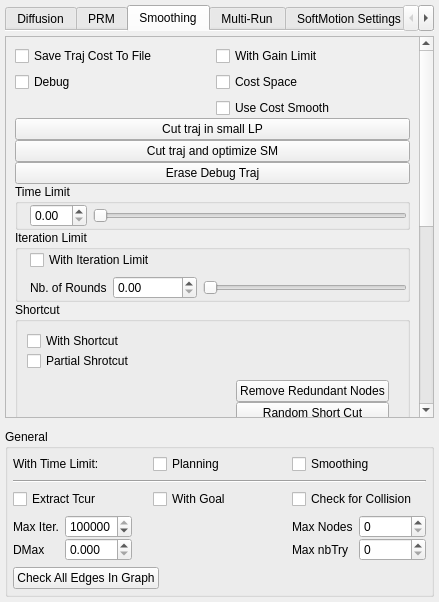
jmainpri/move3d-studio, file src/move3d-qt-gui-libs/src/qtMainInterface/sideWidgets/qtMotionPlanner.ui: the form before one commit.
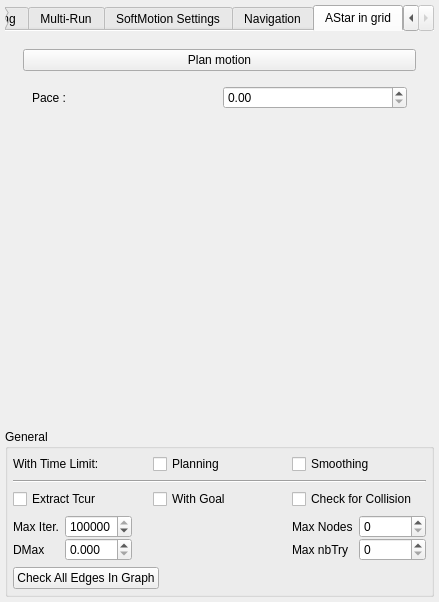
The form after the commit.

Commit message: Add a widget for the AStar planner

The edit to the form file:
```diff
--- a/src/move3d-qt-gui-libs/src/qtMainInterface/sideWidgets/qtMotionPlanner.ui
+++ b/src/move3d-qt-gui-libs/src/qtMainInterface/sideWidgets/qtMotionPlanner.ui
@@ -13,11 +13,11 @@
   <property name="windowTitle">
    <string>Form</string>
   </property>
-  <layout class="QVBoxLayout" name="verticalLayout_3">
+  <layout class="QGridLayout" name="gridLayout_7">
    <property name="margin">
     <number>5</number>
    </property>
-   <item>
+   <item row="0" column="0">
     <widget class="QTabWidget" name="tabsPlanning">
      <property name="minimumSize">
       <size>
@@ -26,7 +26,7 @@
       </size>
      </property>
      <property name="currentIndex">
-      <number>2</number>
+      <number>6</number>
      </property>
      <property name="documentMode">
       <bool>true</bool>
@@ -61,8 +61,8 @@
            <rect>
             <x>0</x>
             <y>0</y>
-            <width>412</width>
-            <height>455</height>
+            <width>411</width>
+            <height>481</height>
            </rect>
           </property>
           <layout class="QVBoxLayout" name="verticalLayout">
@@ -451,7 +451,7 @@
             <x>0</x>
             <y>0</y>
             <width>427</width>
-            <height>357</height>
+            <height>364</height>
            </rect>
           </property>
           <layout class="QGridLayout" name="gridLayout_11">
@@ -742,9 +742,9 @@
           <property name="geometry">
            <rect>
             <x>0</x>
-            <y>-313</y>
-            <width>412</width>
-            <height>840</height>
+            <y>0</y>
+            <width>411</width>
+            <height>814</height>
            </rect>
           </property>
           <layout class="QVBoxLayout" name="verticalLayout_37">
@@ -1360,8 +1360,8 @@
            <rect>
             <x>0</x>
             <y>0</y>
-            <width>412</width>
-            <height>371</height>
+            <width>427</width>
+            <height>364</height>
            </rect>
           </property>
           <layout class="QVBoxLayout" name="verticalLayout_35">
@@ -1546,7 +1546,7 @@
        </item>
       </layout>
      </widget>
-     <widget class="QWidget" name="tab">
+     <widget class="QWidget" name="tabSoftmotion">
       <attribute name="title">
        <string>SoftMotion Settings</string>
       </attribute>
@@ -1611,7 +1611,7 @@
        </item>
       </layout>
      </widget>
-     <widget class="QWidget" name="Navigation">
+     <widget class="QWidget" name="tabNavigation">
       <attribute name="title">
        <string>Navigation</string>
       </attribute>
@@ -1658,9 +1658,65 @@
        </item>
       </layout>
      </widget>
+     <widget class="QWidget" name="tabAStarInGrid">
+      <attribute name="title">
+       <string>AStar in grid</string>
+      </attribute>
+      <layout class="QGridLayout" name="gridLayout_14">
+       <item row="0" column="0">
+        <widget class="QWidget" name="widget_20" native="true">
+         <layout class="QGridLayout" name="gridLayout_15">
+          <item row="0" column="0">
+           <widget class="QPushButton" name="pushButtonPlanAStar">
+            <property name="text">
+             <string>Plan motion</string>
+            </property>
+           </widget>
+          </item>
+          <item row="1" column="0">
+           <widget class="QWidget" name="widget_21" native="true">
+            <layout class="QHBoxLayout" name="horizontalLayout_14">
+             <item>
+              <widget class="QLabel" name="label_7">
+               <property name="text">
+                <string>Pace :</string>
+               </property>
+              </widget>
+             </item>
+             <item>
+              <widget class="QDoubleSpinBox" name="doubleSpinBoxPace">
+               <property name="maximum">
+                <double>1000.000000000000000</double>
+               </property>
+               <property name="singleStep">
+                <double>0.010000000000000</double>
+               </property>
+              </widget>
+             </item>
+            </layout>
+           </widget>
+          </item>
+          <item row="2" column="0">
+           <spacer name="verticalSpacer_3">
+            <property name="orientation">
+             <enum>Qt::Vertical</enum>
+            </property>
+            <property name="sizeHint" stdset="0">
+             <size>
+              <width>20</width>
+              <height>40</height>
+             </size>
+            </property>
+           </spacer>
+          </item>
+         </layout>
+        </widget>
+       </item>
+      </layout>
+     </widget>
     </widget>
    </item>
-   <item>
+   <item row="1" column="0">
     <widget class="QGroupBox" name="groupBox">
      <property name="title">
       <string>General</string>
```
The commit also changes 3 other files.
